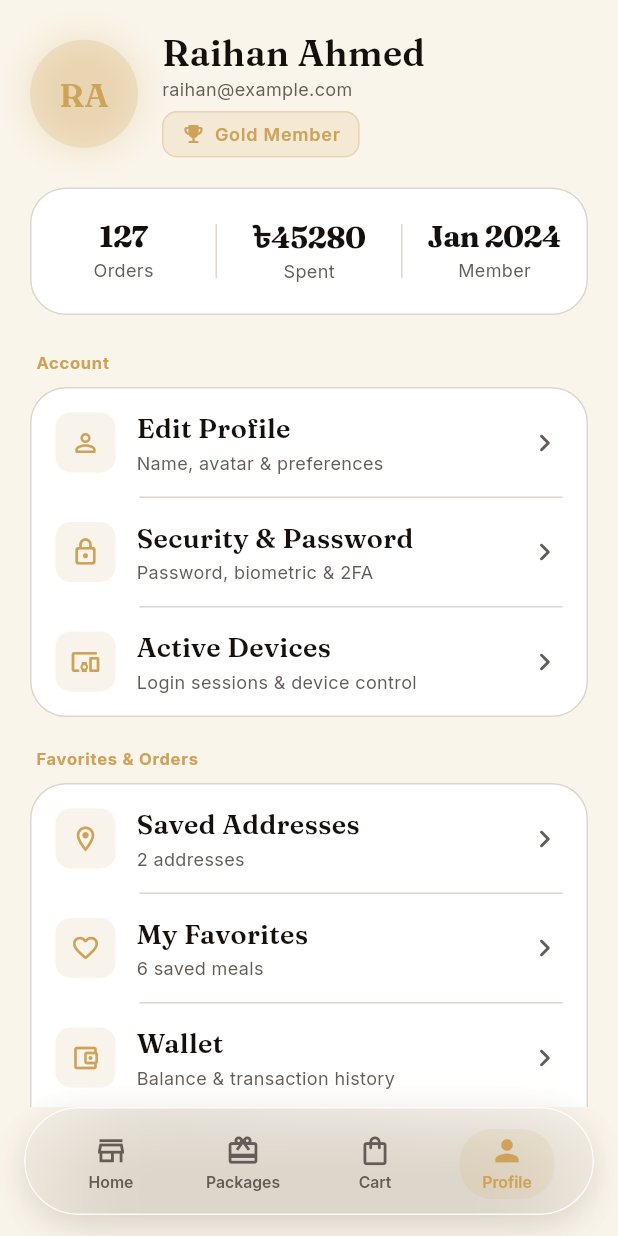
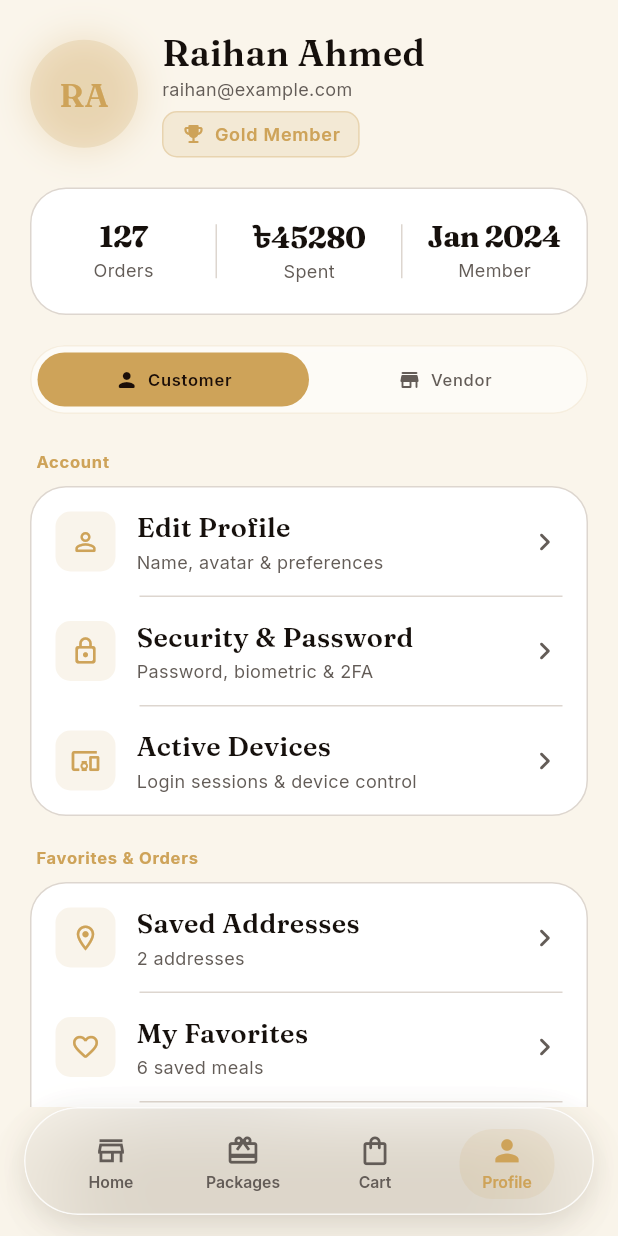
Before and after one commit to jevxo26/FONDO-APP, a Flutter app: the ProfileScreen screen opened by its route, on a phone screen of 412 x 824 dp. Run offline on Flutter 3.47's test engine with Material 3 defaults, Android fonts, the phone set to English and light mode, and no system bars; our stand-ins replace dio, flutter_riverpod, flutter_secure_storage, go_router, google_fonts, logger; accounts and stored records are empty; network calls fail.

Commit message:
style(profile): add role switcher pill for customer/vendor mode

```diff
--- a/lib/features/home/presentation/screens/profile_screen.dart
+++ b/lib/features/home/presentation/screens/profile_screen.dart
@@ -1,4 +1,6 @@
+import 'dart:ui';
 import 'package:flutter/material.dart';
+import 'package:flutter/services.dart';
 import 'package:flutter_riverpod/flutter_riverpod.dart';
 import 'package:go_router/go_router.dart';
 import '../../../../core/mock/mock_data.dart';
@@ -51,6 +53,8 @@ class _ProfileScreenState extends ConsumerState<ProfileScreen> {
           _ProfileHeader(user: user, tier: tier, isDark: isDark),
           const SizedBox(height: 20),
           _StatsRow(stats: _stats, isDark: isDark),
+          const SizedBox(height: 20),
+          _RoleSwitcher(isDark: isDark, onSwitchToVendor: () => context.push(AppRoutes.vendor)),
           const SizedBox(height: 24),
 
           const _SectionLabel('Account'),
@@ -186,6 +190,121 @@ class _SectionLabel extends StatelessWidget {
     return Padding(
       padding: const EdgeInsets.only(left: 4, bottom: 8),
       child: Text(title, style: AppTypography.badge(isDark: isDark).copyWith(color: AppColors.primary)),
+    );
+  }
+}
+
+class _RoleSwitcher extends StatelessWidget {
+  final bool isDark;
+  final VoidCallback onSwitchToVendor;
+  const _RoleSwitcher({required this.isDark, required this.onSwitchToVendor});
+
+  @override
+  Widget build(BuildContext context) {
+    return ClipRRect(
+      borderRadius: BorderRadius.circular(24),
+      child: BackdropFilter(
+        filter: ImageFilter.blur(sigmaX: 20, sigmaY: 20),
+        child: Container(
+          padding: const EdgeInsets.all(4),
+          decoration: BoxDecoration(
+            color: isDark
+                ? Colors.white.withValues(alpha: 0.06)
+                : Colors.white.withValues(alpha: 0.55),
+            borderRadius: BorderRadius.circular(24),
+            border: Border.all(
+              color: isDark
+                  ? Colors.white.withValues(alpha: 0.08)
+                  : AppColors.primary.withValues(alpha: 0.15),
+            ),
+          ),
+          child: Row(
+            children: [
+              Expanded(
+                child: _RolePillSegment(
+                  label: 'Customer',
+                  icon: Icons.person_rounded,
+                  active: true,
+                  isDark: isDark,
+                  onTap: () {},
+                ),
+              ),
+              Expanded(
+                child: _RolePillSegment(
+                  label: 'Vendor',
+                  icon: Icons.store_rounded,
+                  active: false,
+                  isDark: isDark,
+                  onTap: () {
+                    HapticFeedback.mediumImpact();
+                    onSwitchToVendor();
+                  },
+                ),
+              ),
+            ],
+          ),
+        ),
+      ),
+    );
+  }
+}
+
+class _RolePillSegment extends StatelessWidget {
+  final String label;
+  final IconData icon;
+  final bool active;
+  final bool isDark;
+  final VoidCallback onTap;
+
+  const _RolePillSegment({
+    required this.label,
+    required this.icon,
+    required this.active,
+    required this.isDark,
+    required this.onTap,
+  });
+
+  @override
+  Widget build(BuildContext context) {
+    return GestureDetector(
+      onTap: onTap,
+      child: AnimatedContainer(
+        duration: const Duration(milliseconds: 250),
+        curve: Curves.easeOutCubic,
+        padding: const EdgeInsets.symmetric(vertical: 10),
+        decoration: BoxDecoration(
+          color: active
+              ? AppColors.primary
+              : Colors.transparent,
+          borderRadius: BorderRadius.circular(20),
+        ),
+        child: Row(
+          mainAxisAlignment: MainAxisAlignment.center,
+          children: [
+            Icon(
+              icon,
+              size: 16,
+              color: active
+                  ? AppColors.primaryForeground
+                  : isDark
+                      ? AppColors.mutedForegroundDark
+                      : AppColors.mutedForegroundLight,
+            ),
+            const SizedBox(width: 6),
+            Text(
+              label,
+              style: AppTypography.badge(isDark: isDark).copyWith(
+                color: active
+                    ? AppColors.primaryForeground
+                    : isDark
+                        ? AppColors.mutedForegroundDark
+                        : AppColors.mutedForegroundLight,
+                fontWeight: active ? FontWeight.w600 : FontWeight.w500,
+              ),
+            ),
+          ],
+        ),
+      ),
     );
   }
 }
```
